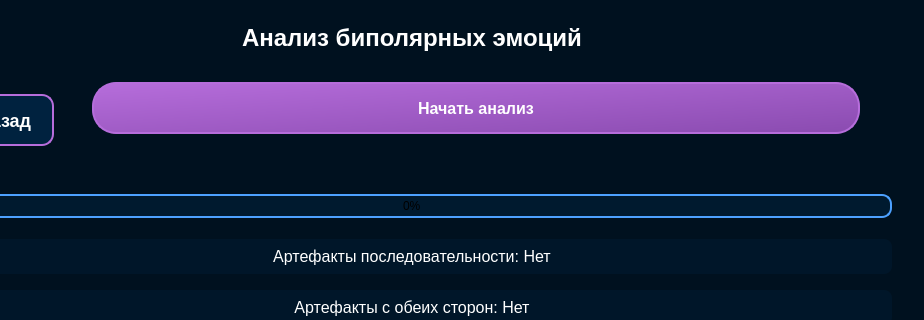
Qt form BrainBit/neurosamples-main/Bit/ui/EmotionBipolarScreenRuUI.ui (simai1/sfedu-hackathon-2025) before a commit; both pictures show x 100 to 1024 and y 0 to 320 of the 1024 by 768 pixel window.
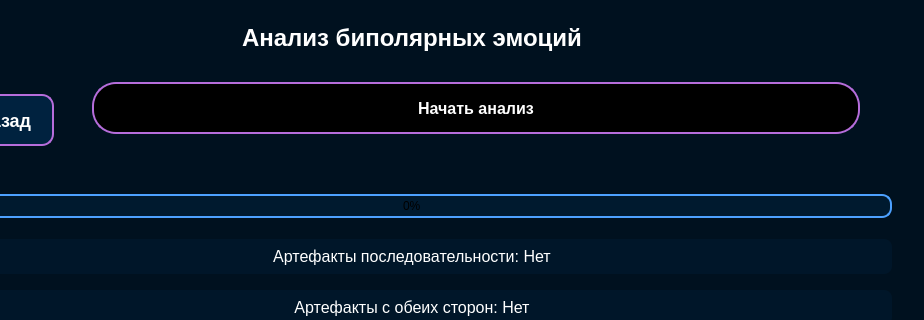
The same form after that commit.

```diff
--- a/BrainBit/neurosamples-main/Bit/ui/EmotionBipolarScreenRuUI.ui
+++ b/BrainBit/neurosamples-main/Bit/ui/EmotionBipolarScreenRuUI.ui
@@ -24,14 +24,14 @@
 }
 
 QPushButton {
-	background-color: qlineargradient(x1: 0, y1: 0, x2: 1, y2: 1, stop: 0 #B66DDB, stop: 1 #8A4BB0);
-	border-radius: 24px;
+	background-color: black;
+	border: 2px solid #B66DDB;
 	color: white;
 	font-size: 16px;
 	font-weight: 500;
 	height: 48px;
 	padding: 0 24px;
-	border: 2px solid #B66DDB;
+	border-radius: 24px;
 	transition: all 0.3s ease;
 }
 
```
Left out of the diff: 8 changed lines with no effect on the pictures.
